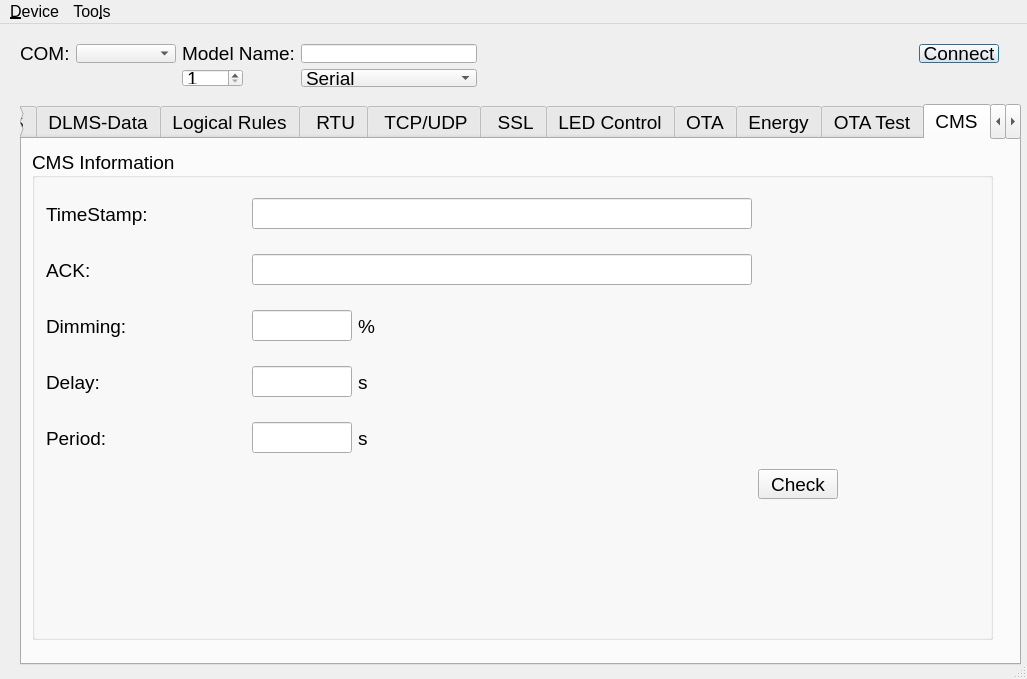
The window that mainwindow.ui (mikewomaster/nb) describes before a commit, drawn with Qt 5.
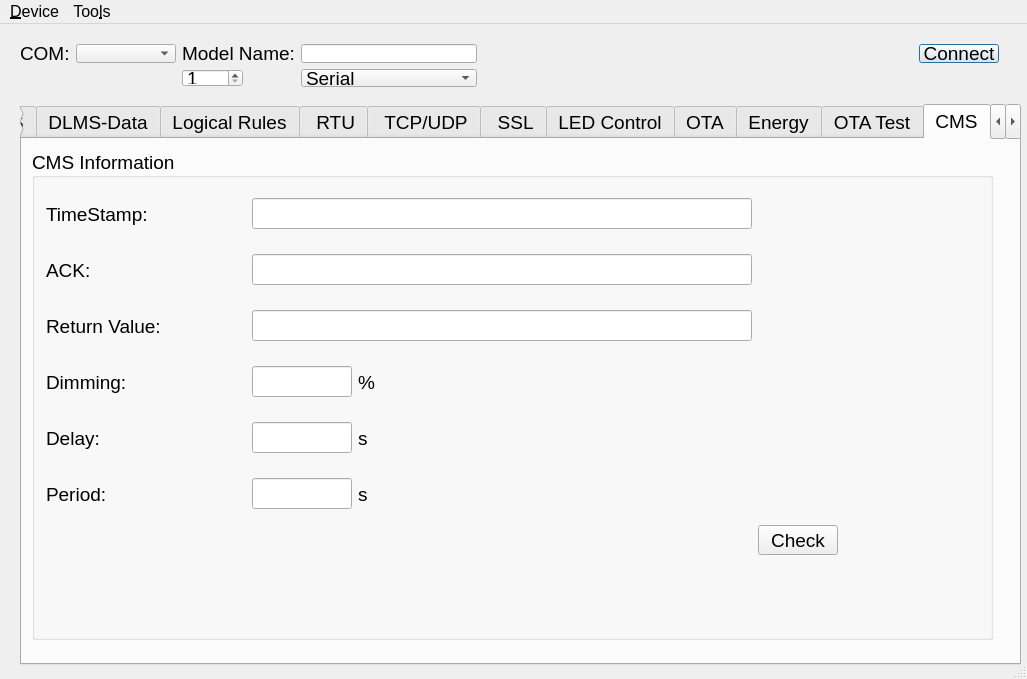
The same window after the commit. The open tabs and pages were chosen to show the change. Icons and pictures are not drawn.

```diff
--- a/mainwindow.ui
+++ b/mainwindow.ui
@@ -9760,6 +9760,50 @@
          </property>
         </spacer>
        </item>
+       <item row="3" column="1">
+        <widget class="QLabel" name="label_175">
+         <property name="minimumSize">
+          <size>
+           <width>0</width>
+           <height>50</height>
+          </size>
+         </property>
+         <property name="maximumSize">
+          <size>
+           <width>200</width>
+           <height>16777215</height>
+          </size>
+         </property>
+         <property name="text">
+          <string>Return Value:</string>
+         </property>
+        </widget>
+       </item>
+       <item row="3" column="2">
+        <widget class="QLineEdit" name="cmsReturnLineEdit">
+         <property name="sizePolicy">
+          <sizepolicy hsizetype="Preferred" vsizetype="Fixed">
+           <horstretch>0</horstretch>
+           <verstretch>0</verstretch>
+          </sizepolicy>
+         </property>
+         <property name="minimumSize">
+          <size>
+           <width>300</width>
+           <height>0</height>
+          </size>
+         </property>
+         <property name="maximumSize">
+          <size>
+           <width>500</width>
+           <height>16777215</height>
+          </size>
+         </property>
+         <property name="text">
+          <string/>
+         </property>
+        </widget>
+       </item>
       </layout>
      </widget>
     </widget>
```
Left out of the diff: 22 changed lines with no effect on the pictures.
